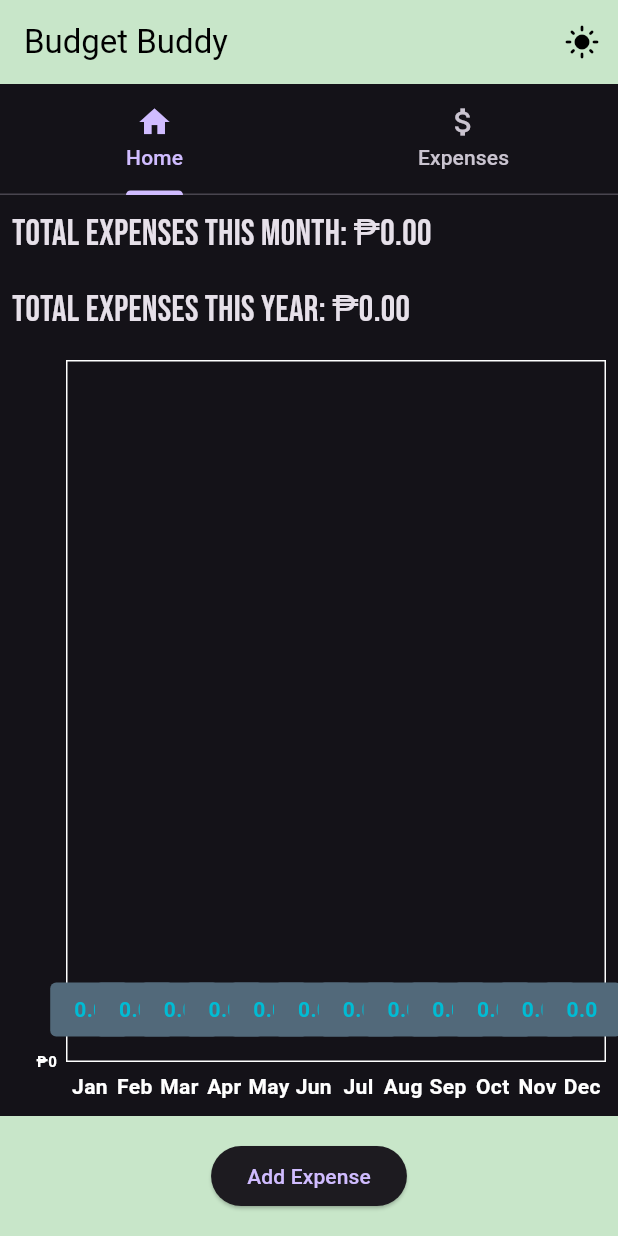
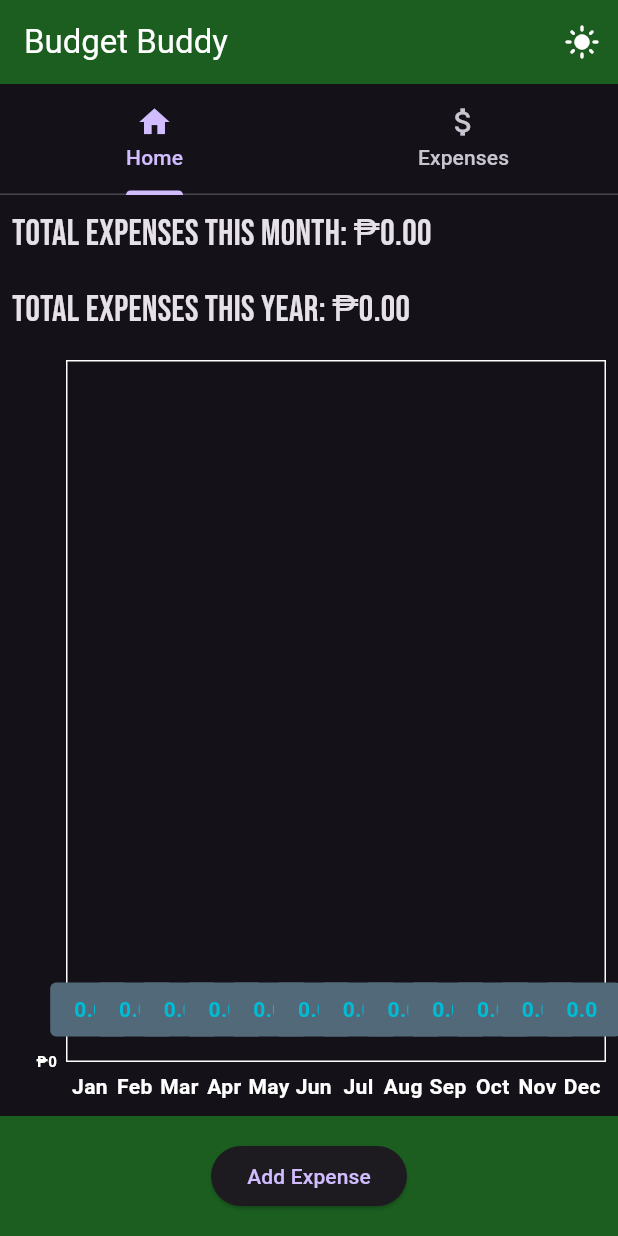
Before and after one commit to SugarSalad/Flutter, a Flutter app: the screen it shows after launch, after a tap on the "dark mode" icon, on a phone screen of 412 x 824 dp. Run offline on Flutter 3.47's test engine with Material 3 defaults, Android fonts, the phone set to English and light mode, and no system bars; drawn by our look-alikes of fl_chart; our stand-ins replace hive, hive_flutter; accounts and stored records are empty.

Commit message:
appbar theme fix

```diff
--- a/lib/home_page.dart
+++ b/lib/home_page.dart
@@ -74,16 +74,17 @@ class _MyHomePageState extends State<MyHomePage>
   @override
   Widget build(BuildContext context) {
   return MaterialApp(
-      debugShowCheckedModeBanner: false, // Add this line to hide debug banner
+    debugShowCheckedModeBanner: false,
     theme: isDarkMode ? ThemeData.dark() : ThemeData.light(),
     home: Scaffold(
       appBar: AppBar(
-          title: Text('Budget Buddy',
+        title: Text(
+          'Budget Buddy',
           style: TextStyle(
-      color: isDarkMode ? const Color.fromARGB(255, 0, 0, 0) : Colors.black,
+            color: isDarkMode ? Colors.white : Colors.black,
           ),
         ),
-  backgroundColor: Colors.green[100],
+        backgroundColor: isDarkMode ? Colors.green[900] : Colors.green[100],
         actions: [
           IconButton(
             onPressed: () {
@@ -93,7 +94,7 @@ class _MyHomePageState extends State<MyHomePage>
             },
             icon: Icon(
               isDarkMode ? Icons.light_mode : Icons.dark_mode,
-        color: isDarkMode ? const Color.fromARGB(255, 0, 0, 0) : Colors.black,
+              color: isDarkMode ? Colors.white : Colors.black,
             ),
           ),
         ],
@@ -119,7 +120,7 @@ class _MyHomePageState extends State<MyHomePage>
         ],
       ),
       bottomNavigationBar: BottomAppBar(
-          color: Colors.green[100],
+        color: isDarkMode ? Colors.green[900] : Colors.green[100],
         child: Row(
           mainAxisAlignment: MainAxisAlignment.center,
           children: [
```
Lines whose indentation alone changed are shown as unchanged.
